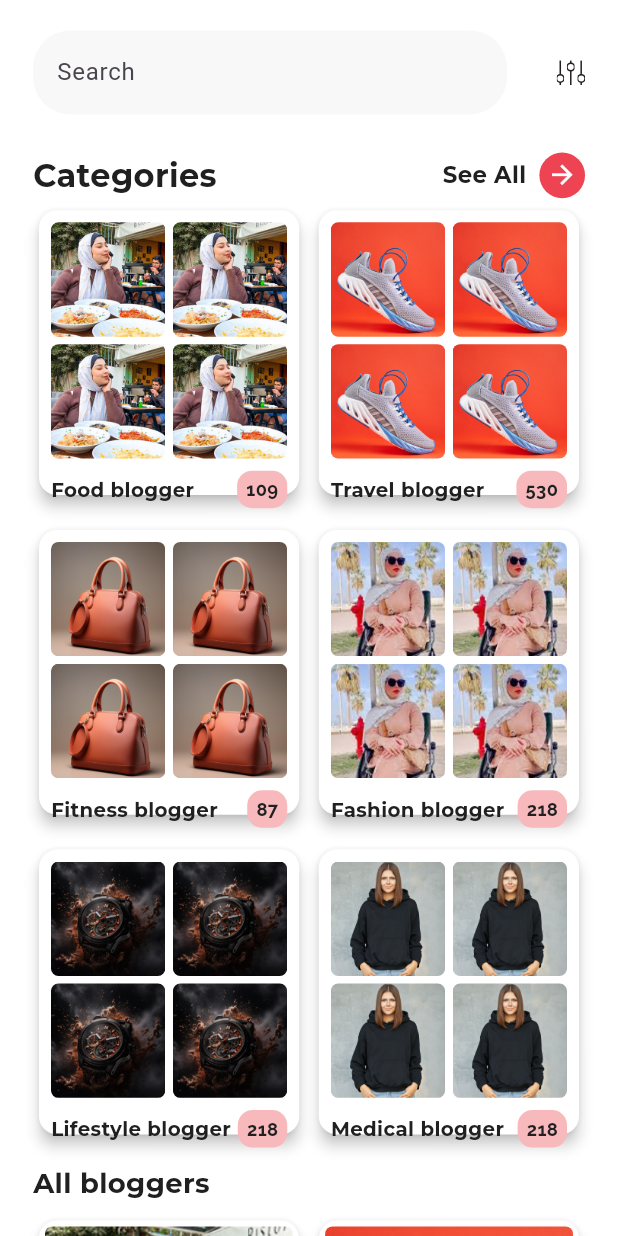
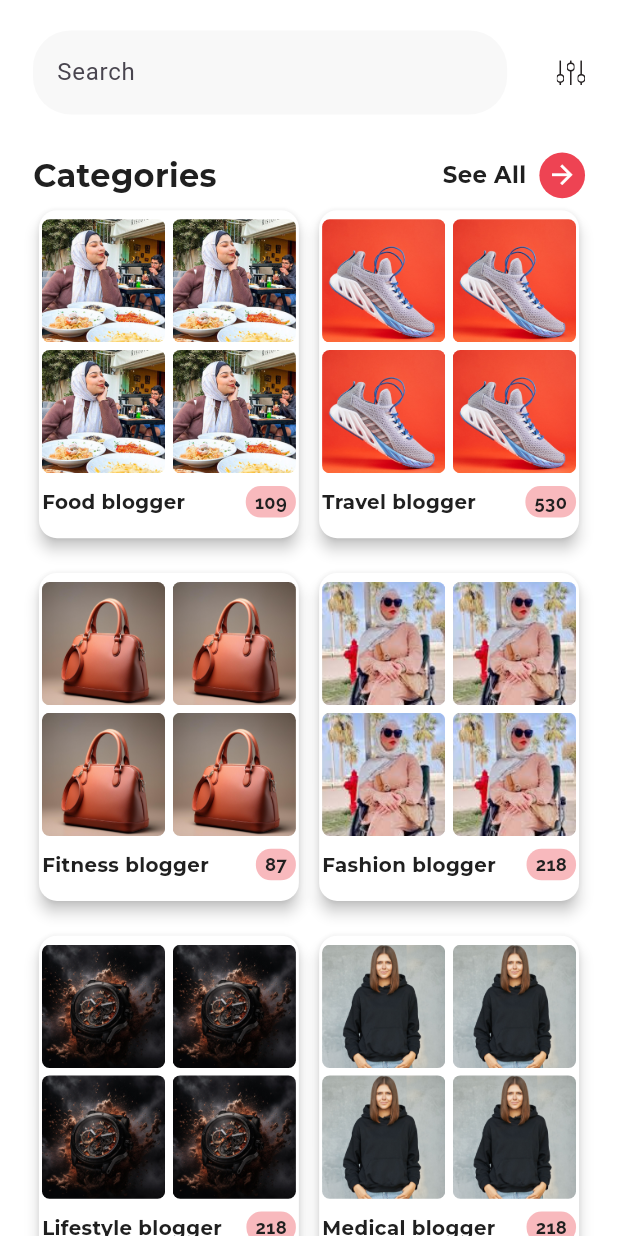
Before and after one commit to MahmoudAbuelazm/kol, a Flutter app: the HomeScreen screen opened by its route, on a phone screen of 412 x 824 dp. Run offline on Flutter 3.47's test engine with Material 3 defaults, Android fonts, the phone set to English and light mode, and no system bars; our stand-ins replace connectivity_plus, dio, flutter_bloc, flutter_screenutil, flutter_secure_storage, flutter_svg and 5 more; missing offline and left inert: talker_dio_logger; accounts and stored records are empty.

Commit message:
feat: Improve home page category grid layout
This commit updates the grid layout of the home page categories section to improve the visual presentation. It includes the following changes:

- Set `shrinkWrap` to `true` for the `GridView` to ensure it takes up only the necessary space.
- Added `physics` property with `NeverScrollableScrollPhysics()` to disable scrolling within the `GridView`.
- Adjusted the `crossAxisSpacing` and `mainAxisSpacing` values for better spacing between category cards.
- Set `childAspectRatio` to `0.8` to maintain the aspect ratio of the category cards.
- Refactored the code to use `List.generate` to dynamically generate the `CategoriesCard` widgets based on the `Constants.categories` list.

These changes enhance the visual layout and responsiveness of the home page category grid.

```diff
--- a/lib/features/home/presentation/section/home_body.dart
+++ b/lib/features/home/presentation/section/home_body.dart
@@ -70,20 +70,23 @@ class HomeBody extends StatelessWidget {
             ),
             4.verticalSpace,
             GridView(
-              shrinkWrap: true,
-              gridDelegate: SliverGridDelegateWithFixedCrossAxisCount(
-                  mainAxisExtent: 195.h,
-                  crossAxisSpacing: 5,
-                  mainAxisSpacing: 15.h,
-                  crossAxisCount: 2),
-              children: Constants.categories
-                  .map((e) => CategoriesCard(
-                        text: e.name,
-                        count: e.count,
-                        image: e.image,
-                      ))
-                  .toList(),
-            ),
+                shrinkWrap: true,
+                physics: const NeverScrollableScrollPhysics(),
+                gridDelegate: SliverGridDelegateWithFixedCrossAxisCount(
+                    crossAxisSpacing: 5.w,
+                    mainAxisSpacing: 15.h,
+                    childAspectRatio: .8,
+                    crossAxisCount: 2),
+                children: [
+                  ...List.generate(
+                    Constants.categories.length,
+                    (index) => CategoriesCard(
+                      text: Constants.categories[index].name,
+                      count: Constants.categories[index].count,
+                      image: Constants.categories[index].image,
+                    ),
+                  ),
+                ]),
             // const Row(
             //   mainAxisAlignment: MainAxisAlignment.spaceBetween,
             //   children: [
--- a/lib/features/home/presentation/widget/categories_card.dart
+++ b/lib/features/home/presentation/widget/categories_card.dart
@@ -21,7 +21,7 @@ class CategoriesCard extends StatelessWidget {
         elevation: 4,
         color: Colors.white,
         child: Padding(
-          padding: const EdgeInsets.all(8.0),
+          padding: const EdgeInsets.symmetric(horizontal: 2, vertical: 6),
           child: Column(
             children: [
               GridView(
@@ -50,16 +50,14 @@ class CategoriesCard extends StatelessWidget {
                     ),
                   ),
                   Container(
+                    padding:
+                        const EdgeInsets.symmetric(horizontal: 6, vertical: 2),
                     decoration: BoxDecoration(
                         color: ColorPalette.lighpink,
                         borderRadius: BorderRadius.circular(10)),
-                    child: Padding(
-                      padding: const EdgeInsets.symmetric(
-                          horizontal: 6, vertical: 4),
-                      child: Text(
-                        count,
-                        style: TextStyles.raleway700_12,
-                      ),
+                    child: Text(
+                      count,
+                      style: TextStyles.raleway700_12,
                     ),
                   )
                 ],
```
